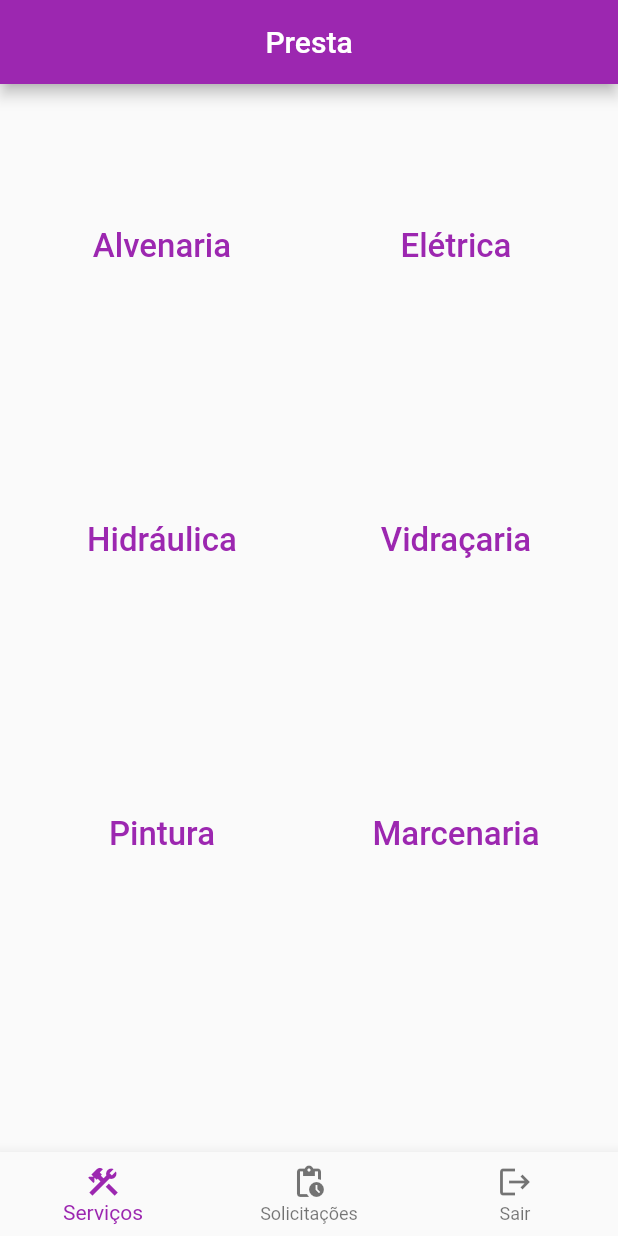
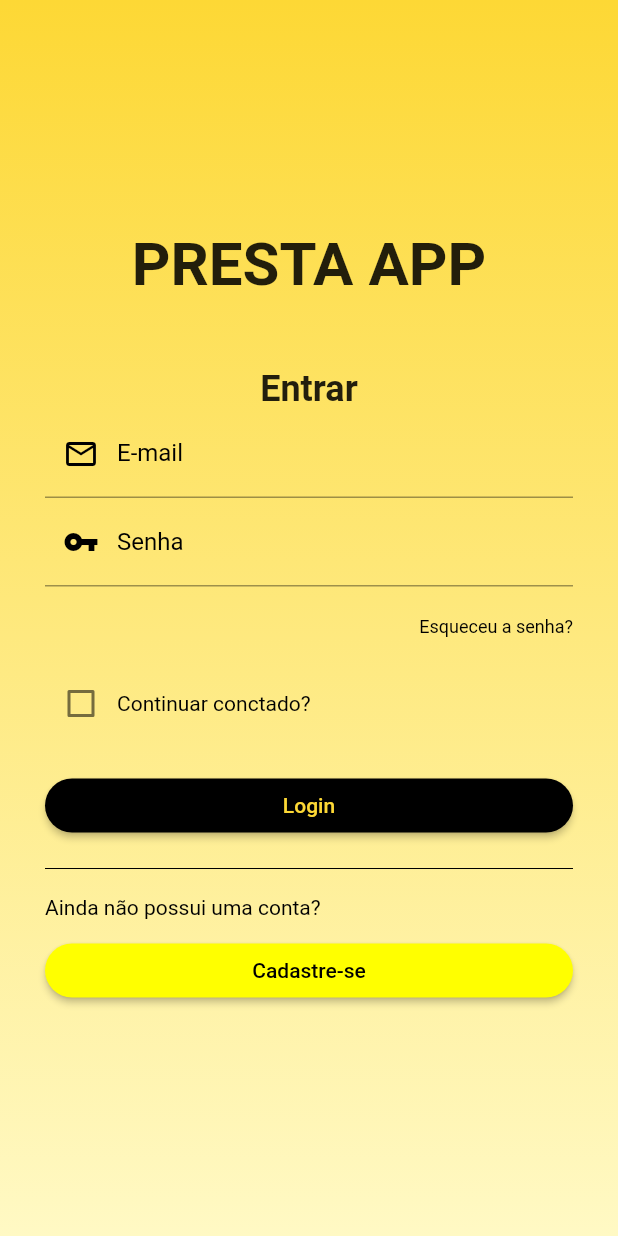
Before and after one commit to jessielyoliveira/presta, a Flutter app: the screen it shows after launch, on a phone screen of 412 x 824 dp. Run offline on Flutter 3.47's test engine with Material 2 defaults, Android fonts, the phone set to English and light mode, and no system bars.

Commit message:
tela login

```diff
--- a/lib/main.dart
+++ b/lib/main.dart
@@ -1,4 +1,5 @@
 import 'package:flutter/material.dart';
+import 'package:presta/screens/login_screen.dart';
 
 void main() => runApp(MyApp());
 
@@ -11,13 +12,13 @@ class MyApp extends StatelessWidget {
           primarySwatch: Colors.purple,
           visualDensity: VisualDensity.adaptivePlatformDensity,
         ),
-      home: Home(title: 'Presta'),
+        home: LoginScreen() //Home(title: 'Presta'),
         );
   }
 }
 
 class Home extends StatefulWidget {
-  Home({Key key, this.title}) : super(key : key);
+  Home({Key key, this.title}) : super(key: key);
   final String title;
 
   @override
@@ -25,7 +26,6 @@ class Home extends StatefulWidget {
 }
 
 class _HomeState extends State<Home> {
-
   @override
   Widget build(BuildContext context) {
     return Scaffold(
@@ -46,8 +46,6 @@ class _HomeState extends State<Home> {
     );
   }
 }
-
-
 
 /// Gera os botões com as categorias */
 List<TextButton> buttonsCategorias() {
@@ -80,7 +78,9 @@ List<String> getCategoriasServico() => [
 
 /// Botões da barra de navegação */
 List<BottomNavigationBarItem> getButtonsNavigationBar() => [
-  BottomNavigationBarItem(label: 'Serviços', icon: Icon(Icons.construction)),
-  BottomNavigationBarItem(label: 'Solicitações', icon: Icon(Icons.pending_actions)),
+      BottomNavigationBarItem(
+          label: 'Serviços', icon: Icon(Icons.construction)),
+      BottomNavigationBarItem(
+          label: 'Solicitações', icon: Icon(Icons.pending_actions)),
       BottomNavigationBarItem(label: 'Sair', icon: Icon(Icons.logout)),
     ];
--- /dev/null
+++ b/lib/screens/login_screen.dart
@@ -0,0 +1,138 @@
+import 'package:flutter/material.dart';
+
+class LoginScreen extends StatefulWidget {
+  @override
+  _LoginScreenState createState() => _LoginScreenState();
+}
+
+class _LoginScreenState extends State<LoginScreen> {
+  bool continueConnected = false;
+
+  @override
+  Widget build(BuildContext context) {
+    return Scaffold(
+      body: Container(
+          padding: EdgeInsets.symmetric(horizontal: 30),
+          decoration: BoxDecoration(
+              gradient: LinearGradient(
+                  begin: Alignment.topCenter,
+                  end: Alignment.bottomCenter,
+                  colors: [
+                Colors.yellow[600],
+                Colors.yellow[100],
+              ])),
+          child: Column(
+              mainAxisAlignment: MainAxisAlignment.center,
+              crossAxisAlignment: CrossAxisAlignment.stretch,
+              children: [
+                Text("PRESTA APP",
+                    textAlign: TextAlign.center,
+                    style: TextStyle(
+                      color: Colors.black87,
+                      fontSize: 40,
+                      fontWeight: FontWeight.bold,
+                    )),
+                Padding(padding: EdgeInsets.only(bottom: 45)),
+                Text(
+                  "Entrar",
+                  textAlign: TextAlign.center,
+                  style: TextStyle(
+                      color: Colors.black87,
+                      fontSize: 24,
+                      fontWeight: FontWeight.bold),
+                ),
+                Form(
+                  child: Column(
+                    children: [
+                      TextFormField(
+                        autofocus: false,
+                        decoration: InputDecoration(
+                            labelText: "E-mail",
+                            labelStyle: TextStyle(color: Colors.black),
+                            prefixIcon:
+                                Icon(Icons.mail_outline, color: Colors.black),
+                            border: UnderlineInputBorder(
+                              borderSide: BorderSide(
+                                color: Colors.black,
+                              ),
+                            ),
+                            focusedBorder: UnderlineInputBorder(
+                                borderSide: BorderSide(color: Colors.black))),
+                      ),
+                      TextFormField(
+                        autofocus: false,
+                        decoration: InputDecoration(
+                          labelText: "Senha",
+                          labelStyle: TextStyle(color: Colors.black),
+                          prefixIcon: Icon(Icons.vpn_key, color: Colors.black),
+                          border: UnderlineInputBorder(
+                            borderSide: BorderSide(
+                              color: Colors.black,
+                            ),
+                          ),
+                          focusedBorder: UnderlineInputBorder(
+                              borderSide: BorderSide(color: Colors.black)),
+                        ),
+                      )
+                    ],
+                  ),
+                ),
+                Padding(padding: EdgeInsets.only(bottom: 20)),
+                GestureDetector(
+                  onTap: () {
+                    print("FUNCIONOU!");
+                  },
+                  child: Text(
+                    "Esqueceu a senha?",
+                    style: TextStyle(color: Colors.black, fontSize: 12),
+                    textAlign: TextAlign.right,
+                  ),
+                ),
+                Padding(padding: EdgeInsets.only(bottom: 20)),
+                Row(
+                  children: [
+                    Checkbox(
+                        value: this.continueConnected,
+                        onChanged: (bool newValue) {
+                          setState(() {
+                            this.continueConnected = newValue;
+                          });
+                        }),
+                    Text(
+                      "Continuar conctado?",
+                      style: TextStyle(color: Colors.black),
+                    )
+                  ],
+                ),
+                Padding(padding: EdgeInsets.only(bottom: 20)),
+                RaisedButton(
+                    onPressed: () {},
+                    child: Text(
+                      "Login",
+                      style: TextStyle(color: Colors.yellow[600]),
+                    ),
+                    color: Colors.black,
+                    shape: RoundedRectangleBorder(
+                        borderRadius: BorderRadius.circular(50))),
+                Padding(
+                  padding: EdgeInsets.symmetric(vertical: 10),
+                  child: Divider(color: Colors.black),
+                ),
+                Text(
+                  "Ainda não possui uma conta?",
+                  style: TextStyle(color: Colors.black),
+                ),
+                Padding(padding: EdgeInsets.only(bottom: 10)),
+                RaisedButton(
+                    onPressed: () {},
+                    child: Text(
+                      "Cadastre-se",
+                      style: TextStyle(color: Colors.black),
+                    ),
+                    color: Colors.yellowAccent,
+                    shape: RoundedRectangleBorder(
+                        borderRadius: BorderRadius.circular(50))),
+              ])),
+    );
+  }
+}
--- a/pubspec.yaml
+++ b/pubspec.yaml
@@ -60,10 +60,10 @@ flutter:
   # "family" key with the font family name, and a "fonts" key with a
   # list giving the asset and other descriptors for the font. For
   # example:
-  # fonts:
-  #   - family: Schyler
+  #fonts:
+  #   - family: RoyalAcid
   #     fonts:
-  #       - asset: fonts/Schyler-Regular.ttf
+  #       - asset: fonts/Royalacid_o.tff
   #       - asset: fonts/Schyler-Italic.ttf
   #         style: italic
   #   - family: Trajan Pro
```
Also changed, not shown: assets/fonts/Royalacid.ttf (added), assets/fonts/Royalacid_o.ttf (added), pubspec.lock. Lines whose indentation alone changed are shown as unchanged.
